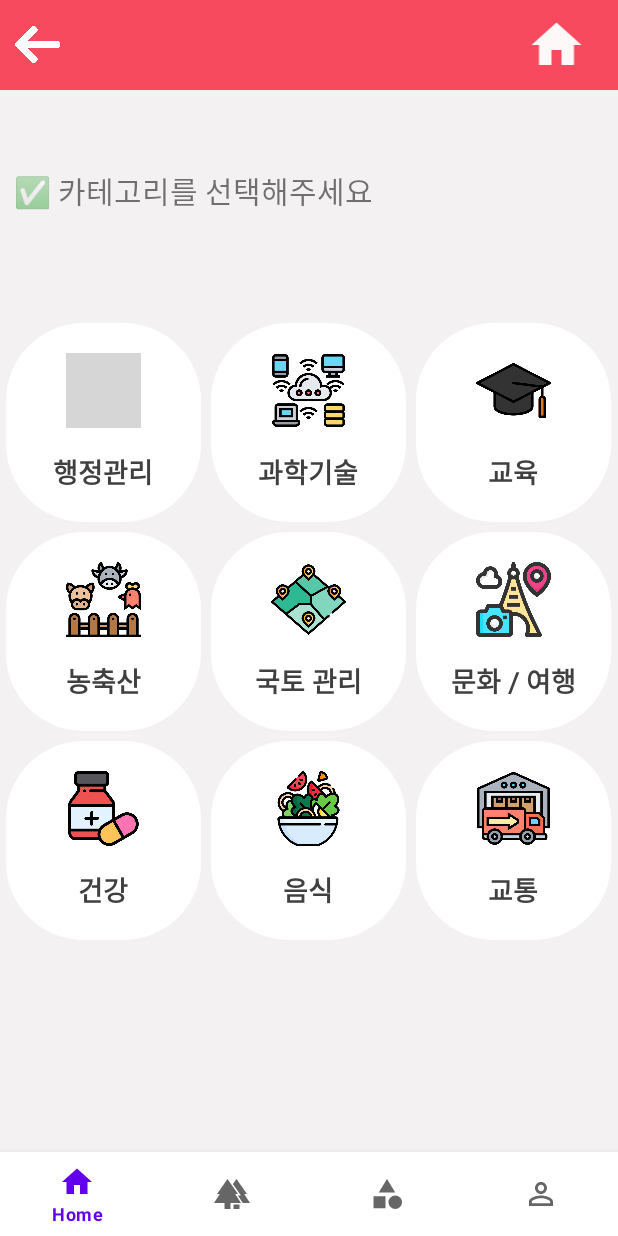
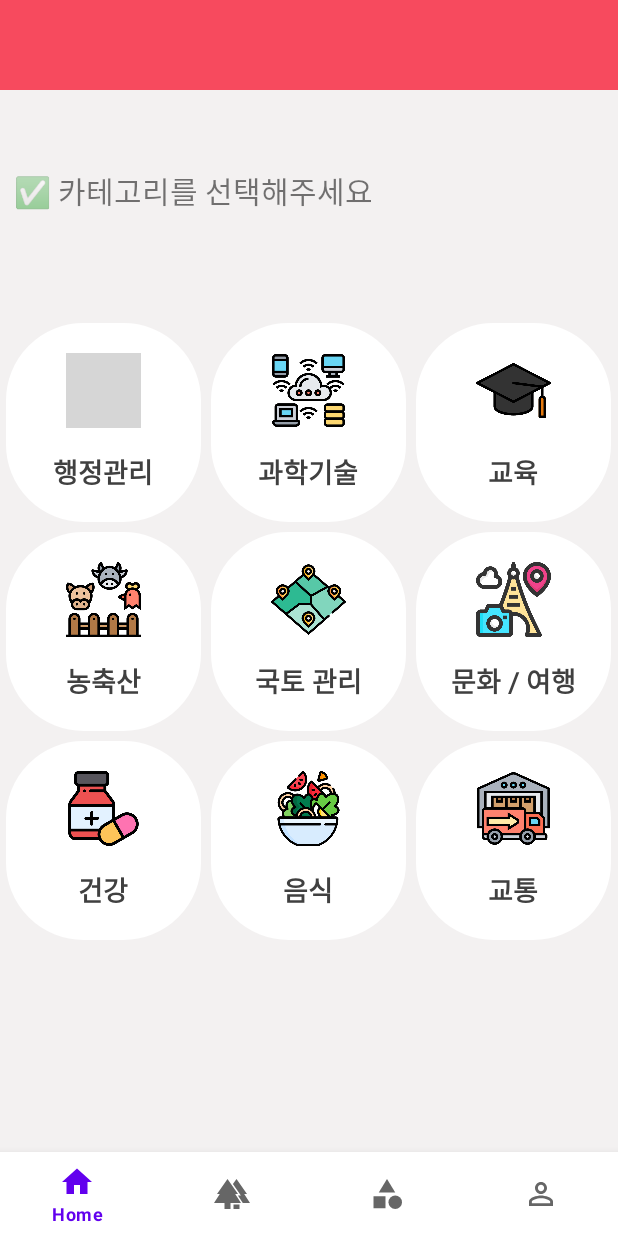
Before and after one commit to 0213sua/Catchop, an Android app: the fragment CategoryFragment placed in its activity, on a phone screen of 412 x 824 dp. Run offline under Robolectric (Android 15) with nearby library versions, the light colour scheme and no system bars; our stand-ins replace Firebase (no records; nobody signed in at launch, a user with empty details on screens opened directly); grey boxes are pictures that could not be loaded.

Commit message:
change Icon

```diff
--- a/app/src/main/java/com/example/mp_teamproject/SelectedCategory.kt
+++ b/app/src/main/java/com/example/mp_teamproject/SelectedCategory.kt
@@ -42,11 +42,12 @@ class SelectedCategory : AppCompatActivity() {
         }else{
             Toast.makeText(this, "Error!", Toast.LENGTH_SHORT).show()
         }
-
         binding.floatingBtn2.setOnClickListener {
             val intent = Intent(this, CreateSurvey::class.java)
             startActivity(intent)
         }
+
+
         //recycler view에 띄워보자
 
         // recyclerview에 layoutmanager 설정
@@ -145,9 +146,6 @@ class SelectedCategory : AppCompatActivity() {
                     error?.toException()?.printStackTrace()
                 }
             })
-
-
-
     }
 
     inner class MyViewHodler(itemView: View) : RecyclerView.ViewHolder(itemView) {
--- a/app/src/main/res/layout/activity_login.xml
+++ b/app/src/main/res/layout/activity_login.xml
@@ -100,7 +100,8 @@
         app:layout_constraintEnd_toEndOf="parent"
         app:layout_constraintStart_toStartOf="parent"
         app:layout_constraintTop_toTopOf="parent"
-        app:srcCompat="@drawable/login2" />
+        android:background="#FFCECA"
+        app:srcCompat="@drawable/catchop" />
 
     <TextView
         android:id="@+id/signUp"
--- a/app/src/main/res/layout/fragment_category.xml
+++ b/app/src/main/res/layout/fragment_category.xml
@@ -19,30 +19,7 @@
         android:orientation="horizontal"
         app:layout_constraintEnd_toEndOf="parent"
         app:layout_constraintStart_toStartOf="parent"
-        app:layout_constraintTop_toTopOf="parent">
-
-
-        <ImageView
-            android:id="@+id/arrow"
-            android:layout_width="50dp"
-            android:layout_height="30dp"
-            android:layout_gravity="center"
-            app:tint="@color/white"
-            app:layout_constraintStart_toStartOf="parent"
-            app:layout_constraintTop_toTopOf="parent"
-            app:srcCompat="@drawable/arrow" />
-
-        <ImageView
-            android:id="@+id/home"
-            android:layout_width="match_parent"
-            android:layout_height="40dp"
-            android:layout_gravity="center"
-            android:layout_marginLeft="280dp"
-            app:tint="#FFF8F8"
-            app:srcCompat="@drawable/ic_baseline_home_24" />
-
-
-    </LinearLayout>
+        app:layout_constraintTop_toTopOf="parent"/>
 
     <TextView
         android:id="@+id/textView11"
--- a/settings.gradle
+++ b/settings.gradle
@@ -12,5 +12,5 @@ dependencyResolutionManagement {
         mavenCentral()
     }
 }
-rootProject.name = "MP_Teamproject"
+rootProject.name = "Catchop"
 include ':app'
```
Also changed, not shown: app/src/main/java/com/example/mp_teamproject/SurveyListTest.kt (+17 -12 lines), app/src/main/res/layout/activity_selected_category.xml (+3 -16 lines), app/src/main/res/layout/fragment_home.xml (+18 -7 lines), app/src/main/res/layout/fragment_mytree.xml (+14 -15 lines), app/src/main/res/layout/item_main.xml (+1 -8 lines), app/src/main/res/drawable-v24/catchop.png (added). Lines whose indentation alone changed are shown as unchanged.
